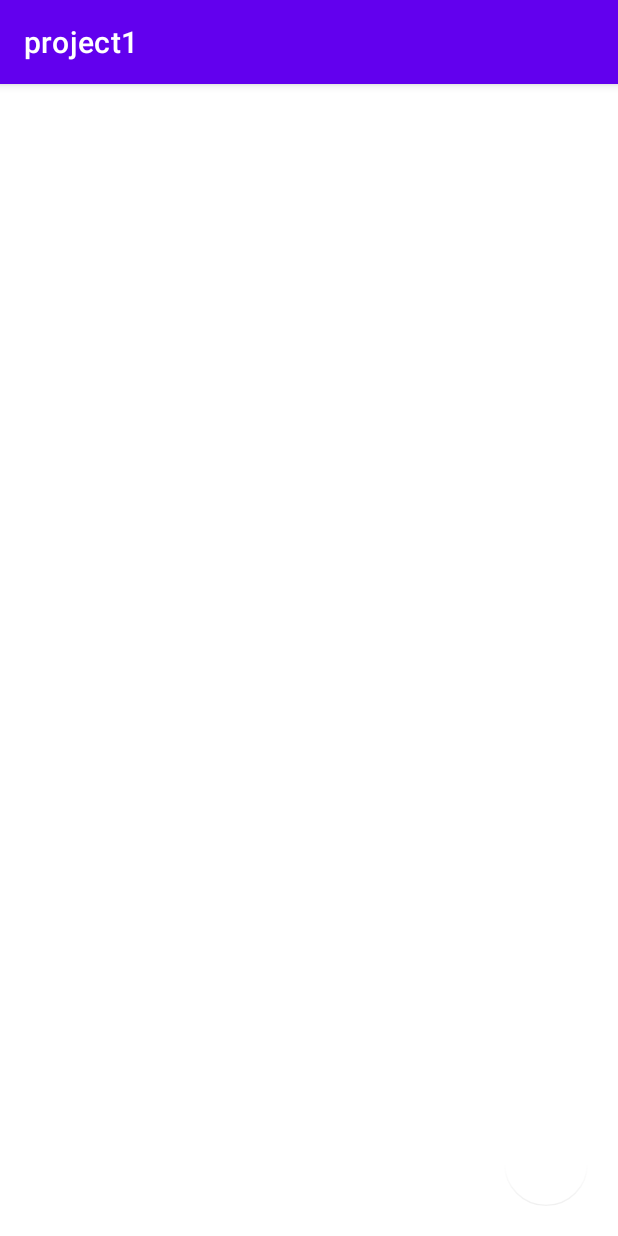
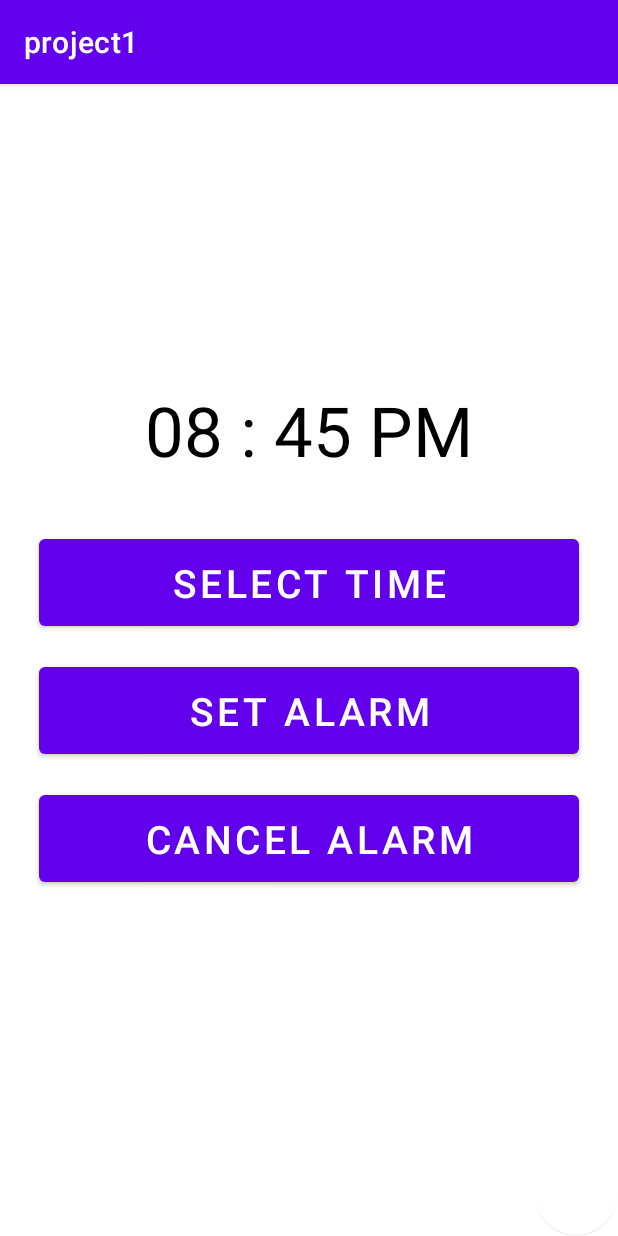
Before and after one commit to lke1221/madpj1, an Android app: the fragment frag3 shown on its own in the app's theme, on a phone screen of 412 x 824 dp. Run offline under Robolectric (Android 15) with nearby library versions, the light colour scheme and no system bars.

Commit message:
0705 16:55

```diff
--- a/app/src/main/AndroidManifest.xml
+++ b/app/src/main/AndroidManifest.xml
@@ -26,6 +26,7 @@
             </intent-filter>
         </activity>
         <activity android:name=".addContact" />
+        <receiver android:name=".AlarmReceiver"/>
     </application>
 
 </manifest>
--- /dev/null
+++ b/app/src/main/java/com/example/project1/AlarmReciever.kt
@@ -0,0 +1,15 @@
+package com.example.project1
+
+import android.content.BroadcastReceiver
+import android.content.Context
+import android.content.Intent
+
+class AlarmReceiver : BroadcastReceiver(){
+    override fun onReceive(context: Context?, intent: Intent?) {
+
+
+
+    }
+
+
+}
--- a/app/src/main/res/layout/fragment_frag3.xml
+++ b/app/src/main/res/layout/fragment_frag3.xml
@@ -4,7 +4,49 @@
     xmlns:tools="http://schemas.android.com/tools"
     android:layout_width="match_parent"
     android:layout_height="match_parent"
-    tools:context=".frag3">
+    tools:context=".frag3"
+    android:orientation="vertical">
+
+    <TextView
+        android:layout_width="wrap_content"
+        android:layout_height="wrap_content"
+        android:id="@+id/selectedTime"
+        android:layout_marginTop="200dp"
+        android:text="08 : 45 PM"
+        android:textColor="@color/black"
+        android:textSize="46dp"
+        android:layout_centerHorizontal="true"/>
+
+    <Button
+        android:id="@+id/selectTimeBtn"
+        android:layout_width="match_parent"
+        android:layout_height="70dp"
+        android:layout_marginTop="36dp"
+        android:layout_marginHorizontal="26dp"
+        android:text="Select Time"
+        android:textSize="26dp"
+        android:layout_below="@id/selectedTime"
+        android:layout_centerHorizontal="true"/>
+
+    <Button
+        android:id="@+id/setAlarmBtn"
+        android:layout_width="match_parent"
+        android:layout_height="70dp"
+        android:layout_marginTop="15dp"
+        android:layout_marginHorizontal="26dp"
+        android:layout_below="@id/selectTimeBtn"
+        android:text="Set Alarm"
+        android:textSize="26dp"/>
+
+    <Button
+        android:id="@+id/cancelAlarmBtn"
+        android:layout_width="match_parent"
+        android:layout_height="70dp"
+        android:layout_marginTop="15dp"
+        android:layout_marginHorizontal="26dp"
+        android:layout_below="@id/setAlarmBtn"
+        android:text="Cancel Alarm"
+        android:textSize="26dp"/>
 
     <com.google.android.material.floatingactionbutton.FloatingActionButton
         android:id="@+id/easter_egg"
@@ -14,7 +56,7 @@
         android:layout_alignParentRight="true"
         android:layout_alignParentEnd="true"
         android:layout_alignParentBottom="true"
-        android:layout_margin="20dp"
+        android:layout_gravity=""
         android:elevation="0dp"
         app:elevation="0dp"
         app:backgroundTint="@color/easteregg"/>
```
